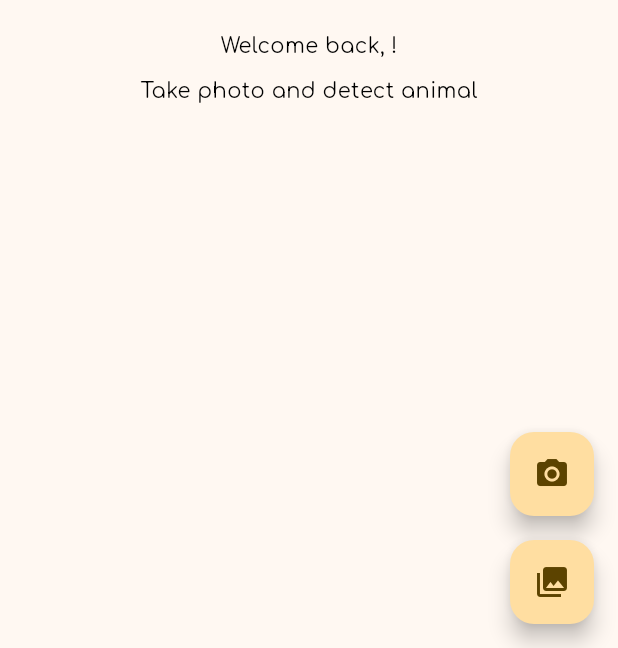
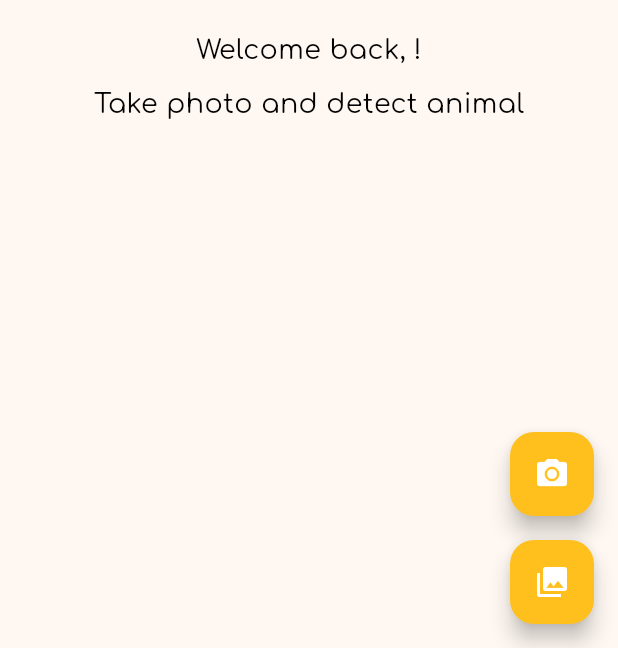
Before and after one commit to nabilbndev/edunimal, a Flutter app: the screen it shows once a user with an empty profile is signed in, on a phone screen of 412 x 824 dp, the part 588-1236 px from its top. Run offline on Flutter 3.47's test engine with Material 2 defaults, Android fonts, the light colour scheme and no system bars; our stand-ins replace dio, firebase_auth, firebase_core, flutter_tts, google_fonts, google_sign_in and 1 more; accounts and stored records are empty; network calls fail.

Commit message:
Refurbished UI

```diff
--- a/lib/components/buttons/signin_button.dart
+++ b/lib/components/buttons/signin_button.dart
@@ -25,7 +25,10 @@ class SignInButton extends StatelessWidget {
               const SizedBox(
                 width: 18,
               ),
-              Text("Join", style: edunimalTextTheme.displayLarge),
+              Text(
+                "Join",
+                style: edunimalTextTheme.bodyLarge,
+              ),
             ],
           )),
     );
--- a/lib/components/upload_image/welcome_message_uploadimage.dart
+++ b/lib/components/upload_image/welcome_message_uploadimage.dart
@@ -1,3 +1,4 @@
+import 'package:edunimal/theme/theme_data.dart';
 import 'package:flutter/material.dart';
 
 class WelcomeMessage extends StatelessWidget {
@@ -22,14 +23,14 @@ class WelcomeMessage extends StatelessWidget {
         ),
         Text(
           "Welcome back, $userName!",
-          style: const TextStyle(color: Colors.black),
+          style: edunimalTextTheme.bodyMedium,
         ),
         const SizedBox(
           height: 10,
         ),
-        const Text(
+        Text(
           'Take photo and detect animal',
-          style: TextStyle(color: Colors.black),
+          style: edunimalTextTheme.bodyMedium,
         ),
       ],
     ));
--- a/lib/screens/upload_image_screen.dart
+++ b/lib/screens/upload_image_screen.dart
@@ -2,7 +2,6 @@ import 'dart:convert';
 import 'dart:io';
 import 'package:dio/dio.dart';
 import 'package:edunimal/components/upload_image/welcome_message_uploadimage.dart';
-import 'package:edunimal/logic/function_gen_story.dart';
 import 'package:edunimal/logic/function_upload_image.dart';
 import 'package:edunimal/theme/theme_data.dart';
 import 'package:flutter/material.dart';
@@ -10,7 +9,7 @@ import 'package:image_picker/image_picker.dart';
 import 'package:edunimal/logic/signin_provider.dart';
 import 'package:provider/provider.dart';
 import '../components/upload_image/search_result_tile.dart';
-import 'package:flutter_tts/flutter_tts.dart';
+import '../components/upload_image/story_dialog_box.dart';
 
 class UploadImagePage extends StatefulWidget {
   const UploadImagePage({super.key});
@@ -82,7 +81,12 @@ class _UploadImagePageState extends State<UploadImagePage> {
             return Column(
               children: [
                 SearchResult(label: animalName, confidence: confidence),
-                FilledButton.tonal(
+                ElevatedButton(
+                  style: ElevatedButton.styleFrom(
+                      padding: const EdgeInsets.symmetric(
+                          horizontal: 50, vertical: 5),
+                      backgroundColor:
+                          Theme.of(context).colorScheme.inversePrimary),
                   onPressed: () {
                     showDialog(
                       context: context,
@@ -91,26 +95,32 @@ class _UploadImagePageState extends State<UploadImagePage> {
                       },
                     );
                   },
-                  child: Text('Read a story about $animalName'),
+                  child: Text(
+                    'Story',
+                    style: edunimalTextTheme.displayMedium,
+                  ),
                 ),
               ],
             );
           } else if (snapshot.hasError) {
-            return const Center(
+            return Center(
               child: Column(
                 mainAxisAlignment: MainAxisAlignment.center,
                 children: [
                   Icon(
                     Icons.error,
-                    color: Colors.red,
-                    size: 50,
+                    color: brandColor,
+                    size: 60,
                   ),
-                  SizedBox(
-                    height: 30,
+                  const SizedBox(
+                    height: 20,
                   ),
-                  Text(
-                    'Check your internet connection and try again',
-                    style: TextStyle(color: Colors.black, fontSize: 14),
+                  const Padding(
+                    padding: EdgeInsets.all(8.0),
+                    child: Text(
+                      'Check your internet connection and try again',
+                      style: TextStyle(color: Colors.black, fontSize: 14),
+                    ),
                   ),
                 ],
               ),
@@ -124,138 +134,28 @@ class _UploadImagePageState extends State<UploadImagePage> {
         mainAxisAlignment: MainAxisAlignment.end,
         children: <Widget>[
           FloatingActionButton(
-            splashColor: brandColor,
+            backgroundColor: brandColor,
+            splashColor: Colors.white,
             onPressed: () => pickImage(ImageSource.camera),
             tooltip: 'Take Photo',
-            child: const Icon(Icons.camera_alt),
+            child: const Icon(
+              Icons.camera_alt,
+              color: Colors.white,
+            ),
           ),
           const SizedBox(height: 16),
           FloatingActionButton(
-            splashColor: brandColor,
+            backgroundColor: brandColor,
+            splashColor: Colors.white,
             onPressed: () => pickImage(ImageSource.gallery),
             tooltip: 'Pick From Gallery',
-            child: const Icon(Icons.photo_library),
+            child: const Icon(
+              Icons.photo_library,
+              color: Colors.white,
+            ),
           ),
         ],
       ),
     );
   }
 }
-
-// class StoryBoxAlertDialog extends StatelessWidget {
-//   const StoryBoxAlertDialog({
-//     super.key,
-//     required this.animalName,
-//   });
-
-//   final String animalName;
-
-//   @override
-//   Widget build(BuildContext context) {
-//     return AlertDialog(
-//       scrollable: true,
-//       title: Text('Story of a $animalName', textAlign: TextAlign.center),
-//       content: FutureBuilder<String>(
-//         future: generateStory(animalName),
-//         builder: (BuildContext context, AsyncSnapshot<String> snapshot) {
-//           if (snapshot.connectionState == ConnectionState.waiting) {
-//             return LinearProgressIndicator(
-//               color: brandColor,
-//             );
-//           } else {
-//             if (snapshot.hasError) {
-//               return const Text('Try Again');
-//             } else {
-//               return Text('${snapshot.data}');
-//             }
-//           }
-//         },
-//       ),
-//       actions: [
-//         TextButton(
-//           child: const Text('Close'),
-//           onPressed: () {
-//             Navigator.of(context).pop();
-//           },
-//         ),
-//       ],
-//     );
-//   }
-// }
-
-class StoryBoxAlertDialog extends StatelessWidget {
-  StoryBoxAlertDialog({
-    super.key,
-    required this.animalName,
-  });
-
-  final String animalName;
-  final FlutterTts flutterTts = FlutterTts();
-
-  Future<void> textToSpeech(String story) async {
-    var dio = Dio();
-    var response = await dio.post(
-      'https://api.edenai.run/v2/audio/text_to_speech',
-      options: Options(
-        headers: {
-          'authorization':
-              'Bearer eyJhbGciOiJIUzI1NiIsInR5cCI6IkpXVCJ9.eyJ1c2VyX2lkIjoiODU0NWFhNjItNjIxYy00NzNhLTkyNzktN2VmOWZhZjI1YjA5IiwidHlwZSI6ImFwaV90b2tlbiJ9.usMATUzTk828oKKulvS3zQHDzWChkZ_lYiA1POHcT_w',
-        },
-      ),
-      data: {
-        'providers': 'google',
-        'language': 'en',
-        'text': story,
-        'option': 'FEMALE',
-      },
-    );
-
-    if (response.statusCode == 200) {
-      // If server returns an OK response, parse the JSON.
-      await flutterTts.speak(story);
-    } else {
-      // If that response was not OK, throw an error.
-      throw Exception('Failed to load post');
-    }
-  }
-
-  @override
-  Widget build(BuildContext context) {
-    return AlertDialog(
-      scrollable: true,
-      title: Text('Story of a $animalName', textAlign: TextAlign.center),
-      content: FutureBuilder<String>(
-        future: generateStory(animalName),
-        builder: (BuildContext context, AsyncSnapshot<String> snapshot) {
-          if (snapshot.connectionState == ConnectionState.waiting) {
-            return LinearProgressIndicator(
-              color: brandColor,
-            );
-          } else {
-            if (snapshot.hasError) {
-              return const Text('Try Again');
-            } else {
-              return Column(
-                children: [
-                  Text('${snapshot.data}'),
-                  IconButton(
-                    icon: const Icon(Icons.volume_up),
-                    onPressed: () => textToSpeech(snapshot.data!),
-                  ),
-                ],
-              );
-            }
-          }
-        },
-      ),
-      actions: [
-        TextButton(
-          child: const Text('Close'),
-          onPressed: () {
-            Navigator.of(context).pop();
-          },
-        ),
-      ],
-    );
-  }
-}
--- a/lib/theme/theme_data.dart
+++ b/lib/theme/theme_data.dart
@@ -5,12 +5,14 @@ Color brandColor = const Color(0xFFFFC01D);
 TextStyle edunimalFont = GoogleFonts.comfortaa();
 
 TextTheme edunimalTextTheme = const TextTheme(
+    titleLarge: TextStyle(
+        fontSize: 24, fontWeight: FontWeight.w700, color: Colors.black),
     displayLarge: TextStyle(
         fontSize: 32, fontWeight: FontWeight.w700, color: Colors.black),
+    displayMedium: TextStyle(
+        fontSize: 24, fontWeight: FontWeight.w700, color: Colors.white),
     bodyLarge: TextStyle(
-        fontSize: 48, fontWeight: FontWeight.w700, color: Colors.black),
-    titleLarge: TextStyle(
-        fontSize: 24, fontWeight: FontWeight.w700, color: Colors.black),
+        fontSize: 32, fontWeight: FontWeight.w700, color: Colors.white),
     bodyMedium: TextStyle(
-        fontSize: 14, fontWeight: FontWeight.w400, color: Colors.black),
+        fontSize: 18, fontWeight: FontWeight.w400, color: Colors.black),
     bodySmall: TextStyle(fontSize: 10, fontWeight: FontWeight.w400));
```
Also changed, not shown: lib/components/upload_image/search_result_tile.dart (+13 -2 lines), lib/components/upload_image/story_dialog_box.dart (added, +85 -0 lines).
